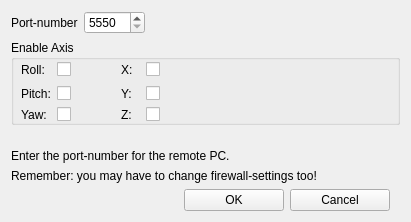
Above: ftnoir_tracker_udp/ftnoir_ftnclientcontrols.ui from opentrack/opentrack before the change. Below: the same form after it.
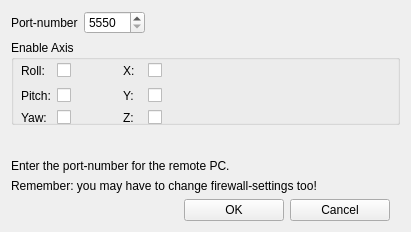
That is the form after the change. Icons and pictures are not drawn.

Commit message: rename window titles following the fork

What changed in the file:
```diff
--- a/ftnoir_tracker_udp/ftnoir_ftnclientcontrols.ui
+++ b/ftnoir_tracker_udp/ftnoir_ftnclientcontrols.ui
@@ -10,7 +10,7 @@
     <x>0</x>
     <y>0</y>
     <width>411</width>
-    <height>222</height>
+    <height>232</height>
    </rect>
   </property>
   <property name="windowTitle">
@@ -77,8 +77,8 @@
        <rect>
         <x>10</x>
         <y>20</y>
-        <width>143</width>
-        <height>64</height>
+        <width>147</width>
+        <height>68</height>
        </rect>
       </property>
       <layout class="QGridLayout" name="gridLayout_2">
```
Left out of the diff: 2 changed lines with no effect on the pictures. The commit also changes 4 other files.
